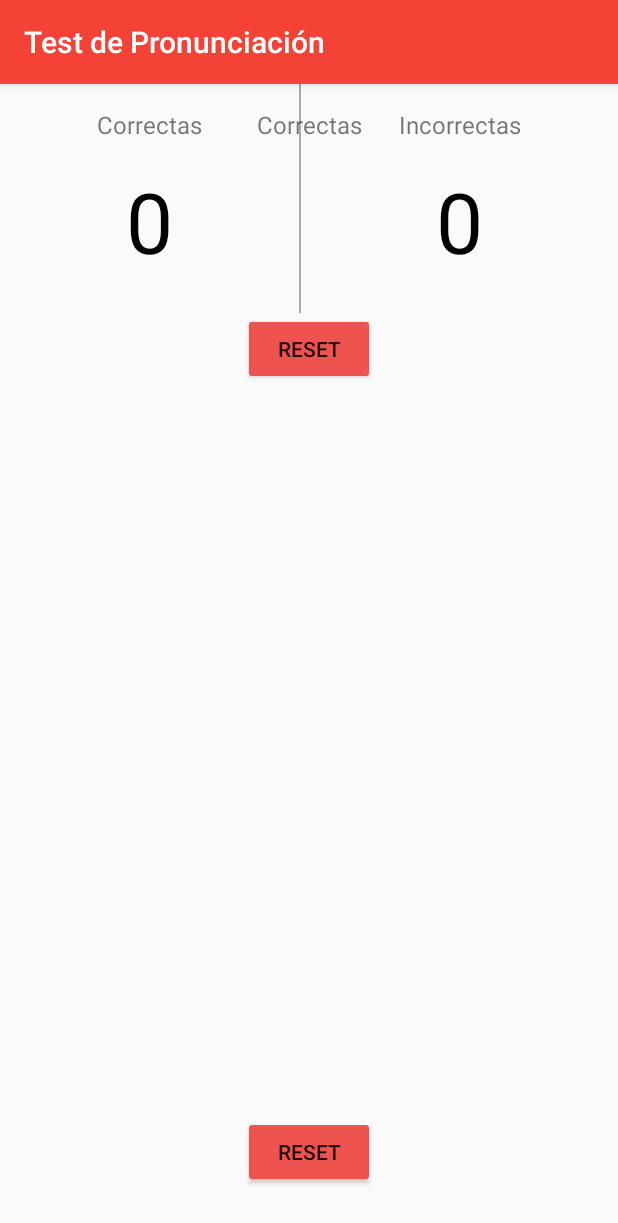
After one commit to rockderick/LearnJapanese, an Android app: the PronounceTestActivity screen opened directly, with no data from a screen before it, on a phone screen of 412 x 824 dp. The commit adds this screen. Shown: the top 1223 px of the screen. Run offline under Robolectric (Android 15) with nearby library versions, the phone set to English and light mode, and no system bars.

```diff
--- a/app/build.gradle
+++ b/app/build.gradle
@@ -2,7 +2,7 @@ apply plugin: 'com.android.application'
 
 android {
     compileSdkVersion 23
-    buildToolsVersion "19.1.0"
+    buildToolsVersion '25.0.0'
 
     defaultConfig {
         applicationId "com.example.android.learnjapanese"
--- a/app/src/main/AndroidManifest.xml
+++ b/app/src/main/AndroidManifest.xml
@@ -24,7 +24,10 @@
         <activity
             android:name=".HiraganaDrawerActivity"
             android:label="@string/title_activity_hiraga_drawer"
-            android:theme="@style/AppTheme.NoActionBar"></activity>
+            android:theme="@style/AppTheme.NoActionBar" />
+        <activity
+            android:label="Test de Pronunciación"
+            android:name=".PronounceTestActivity"></activity>
     </application>
 
 </manifest>
--- /dev/null
+++ b/app/src/main/java/com/example/android/learnjapanese/PronounceTestActivity.java
@@ -0,0 +1,13 @@
+package com.example.android.learnjapanese;
+
+import android.support.v7.app.AppCompatActivity;
+import android.os.Bundle;
+
+public class PronounceTestActivity extends AppCompatActivity {
+
+    @Override
+    protected void onCreate(Bundle savedInstanceState) {
+        super.onCreate(savedInstanceState);
+        setContentView(R.layout.activity_pronounce_test);
+    }
+}
--- a/app/src/main/res/layout/activity_menu.xml
+++ b/app/src/main/res/layout/activity_menu.xml
@@ -39,6 +39,7 @@
         android:layout_marginBottom="8dp"
         android:textColor="@color/white"
         android:text="Quiz"
+        android:onClick="startQuiz"
         />
 
     <Button
--- /dev/null
+++ b/app/src/main/res/layout/activity_pronounce_test.xml
@@ -0,0 +1,113 @@
+<?xml version="1.0" encoding="utf-8"?>
+<RelativeLayout xmlns:android="http://schemas.android.com/apk/res/android"
+    xmlns:tools="http://schemas.android.com/tools"
+    android:layout_width="match_parent"
+    android:layout_height="match_parent"
+    tools:context="com.example.android.learnjapanese.PronounceTestActivity">
+
+
+    <LinearLayout
+        android:layout_width="match_parent"
+        android:layout_height="wrap_content"
+        android:orientation="horizontal"
+
+        android:id="@+id/linearLayout2">
+
+        <LinearLayout
+            android:layout_width="wrap_content"
+            android:layout_height="wrap_content"
+            android:layout_weight="1"
+            android:orientation="vertical">
+
+            <TextView
+                android:layout_width="match_parent"
+                android:layout_height="wrap_content"
+                android:gravity="center"
+                android:text="@string/correct"
+                android:layout_marginTop="16dp"
+                android:layout_marginBottom="16dp"
+                android:textSize="16sp" />
+
+            <TextView
+                android:id="@+id/points_team_a"
+                android:layout_width="match_parent"
+                android:layout_height="wrap_content"
+                android:gravity="center"
+                android:text="0"
+                android:layout_marginBottom="24dp"
+                android:textColor="#000000"
+                android:textSize="56sp" />
+
+
+        </LinearLayout>
+
+
+        <View
+            android:id="@+id/pathview"
+            android:layout_width="1dp"
+            android:layout_height="match_parent"
+            android:background="@android:color/darker_gray" />
+
+        <LinearLayout
+            android:layout_width="wrap_content"
+            android:layout_height="wrap_content"
+            android:layout_weight="1"
+            android:orientation="vertical">
+
+            <TextView
+                android:layout_width="match_parent"
+                android:layout_height="wrap_content"
+                android:gravity="center"
+                android:layout_marginTop="16dp"
+                android:layout_marginBottom="16dp"
+                android:text="@string/incorrect"
+                android:textSize="16sp" />
+
+            <TextView
+                android:id="@+id/points_team_b"
+                android:layout_width="match_parent"
+                android:layout_height="wrap_content"
+                android:gravity="center"
+                android:layout_marginBottom="24dp"
+                android:text="0"
+                android:textColor="#000000"
+                android:textSize="56sp" />
+
+
+        </LinearLayout>
+
+
+    </LinearLayout>
+
+
+    <Button
+        android:layout_width="wrap_content"
+        android:layout_height="wrap_content"
+        android:onClick="reset"
+        android:layout_alignParentBottom="true"
+        android:layout_centerHorizontal="true"
+        android:layout_marginBottom="32dp"
+        android:text="Reset"
+        android:id="@+id/button" />
+
+    <Button
+        android:layout_width="wrap_content"
+        android:layout_height="wrap_content"
+        android:onClick="reset"
+        android:text="Reset"
+        android:id="@+id/button2"
+        android:layout_below="@+id/linearLayout2"
+        android:layout_alignLeft="@+id/button"
+        android:layout_alignStart="@+id/button" />
+
+
+    <TextView
+        android:layout_width="match_parent"
+        android:layout_height="wrap_content"
+        android:gravity="center"
+        android:text="@string/correct"
+        android:layout_marginTop="16dp"
+        android:layout_marginBottom="16dp"
+        android:textSize="16sp" />
+
+</RelativeLayout>
--- a/app/src/main/res/values/strings.xml
+++ b/app/src/main/res/values/strings.xml
@@ -97,5 +97,8 @@
 
     <string name="action_settings">Settings</string>
 
+    <!---Strings for Pronounce Test-->
+    <string name="correct">Correctas</string>
+    <string name="incorrect">Incorrectas</string>
 
 </resources>
```
Also changed, not shown: app/src/main/java/com/example/android/learnjapanese/HiraganaListActivity.java (+32 -5 lines), app/src/main/java/com/example/android/learnjapanese/MenuActivity.java (+52 -0 lines), app/src/main/java/com/example/android/learnjapanese/logic/Quiz.java (added, +30 -0 lines), app/src/main/java/com/example/android/learnjapanese/logic/SpeechQuiz.java (added, +67 -0 lines), app/src/main/res/drawable-hdpi/ic_add_white_24dp.png (added), app/src/main/res/drawable-mdpi/ic_add_white_24dp.png (added), app/src/main/res/drawable-xhdpi/ic_add_white_24dp.png (added), app/src/main/res/drawable-xxhdpi/ic_add_white_24dp.png (added).
